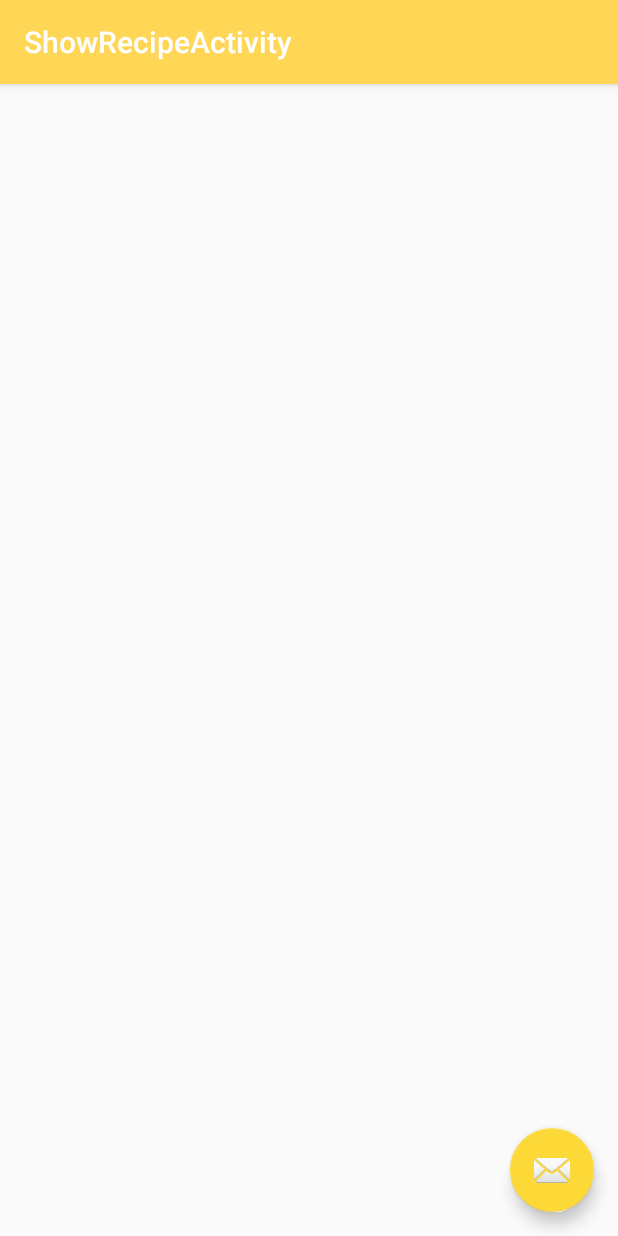
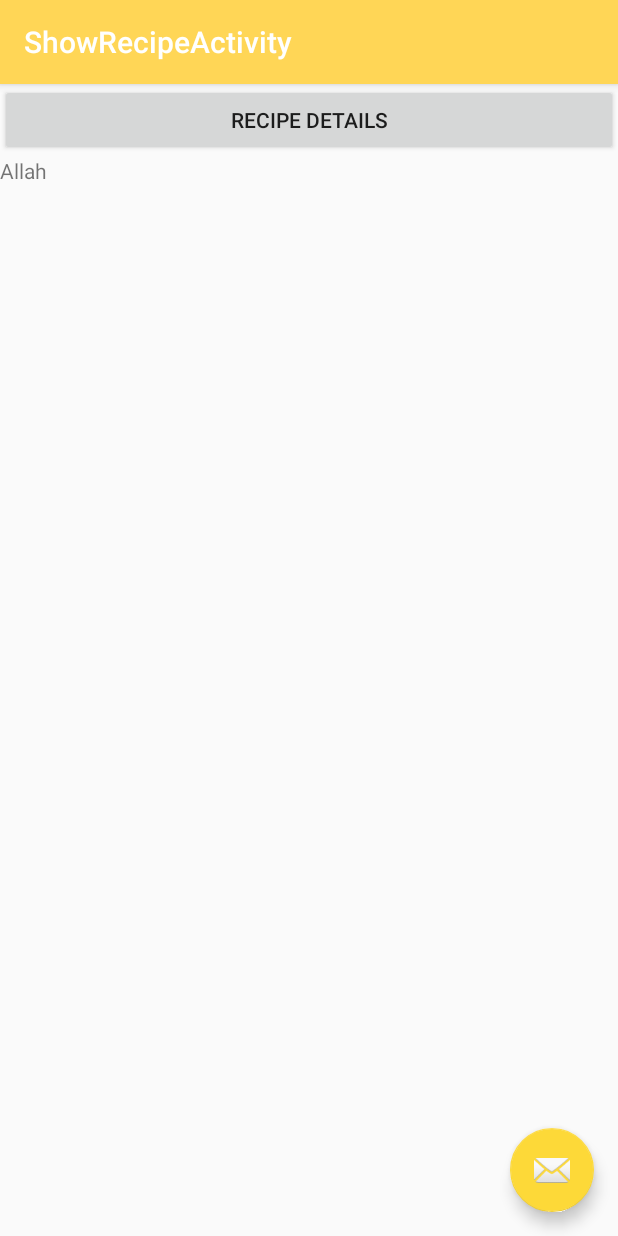
Before and after one commit to borhanreo/cookbot-final, an Android app: the ShowRecipeActivity screen opened directly, with no data from a screen before it, on a phone screen of 412 x 824 dp. Run offline under Robolectric (Android 15) with nearby library versions, the phone set to English and light mode, and no system bars.

Commit message:
machine api Recycler view show

```diff
--- a/app/build.gradle
+++ b/app/build.gradle
@@ -47,5 +47,8 @@ dependencies {
     compile 'com.android.support.constraint:constraint-layout:+'
 }
 dependencies {
+    compile 'com.android.support.constraint:constraint-layout:+'
+}
+dependencies {
     compile 'com.android.support:multidex:1.0.1'
 }
--- a/app/src/main/AndroidManifest.xml
+++ b/app/src/main/AndroidManifest.xml
@@ -53,6 +53,10 @@
         <activity
             android:name=".activity.ShowRecipeActivity"
             android:label="@string/title_activity_show_recipe"
+            android:theme="@style/AppTheme.NoActionBar" />
+        <activity
+            android:name=".activity.RecipeDetailsActivity"
+            android:label="@string/title_activity_recipe_details"
             android:theme="@style/AppTheme.NoActionBar"></activity>
     </application>
 
--- a/app/src/main/java/w3engineers/com/cookerbot/activity/RecipeList.java
+++ b/app/src/main/java/w3engineers/com/cookerbot/activity/RecipeList.java
@@ -76,12 +76,13 @@ public class RecipeList extends AppCompatActivity implements OnItemSelectCallBac
     }
     @Override
     public void back(int id, String name, String api, String gradients_list) {
-        Log.d(TAG," borhan "+name+api);
+        //Log.d(TAG," borhan "+name+api+ gradients_list);
         final int rId = id;
         Intent intent = new Intent(this,ShowRecipeActivity.class);
         intent.putExtra("api",api);
         intent.putExtra("name",name);
         intent.putExtra("id",id);
+        intent.putExtra("gradients_list",gradients_list);
         startActivity(intent);
 
         /*DialogInterface.OnClickListener dialogClickListener = new DialogInterface.OnClickListener() {
--- a/app/src/main/java/w3engineers/com/cookerbot/activity/ShowRecipeActivity.java
+++ b/app/src/main/java/w3engineers/com/cookerbot/activity/ShowRecipeActivity.java
@@ -1,16 +1,24 @@
 package w3engineers.com.cookerbot.activity;
 
+import android.content.Context;
+import android.content.Intent;
 import android.os.Bundle;
 import android.support.design.widget.FloatingActionButton;
 import android.support.design.widget.Snackbar;
 import android.support.v7.app.AppCompatActivity;
 import android.support.v7.widget.Toolbar;
 import android.view.View;
+import android.widget.Button;
+import android.widget.TextView;
 
 import w3engineers.com.cookerbot.R;
 
 
 public class ShowRecipeActivity extends AppCompatActivity {
+    private TextView gradients;
+    private String gradients_list = null, api = null, name = null, id = null;
+    private Button details;
+    private Context context;
 
     @Override
     protected void onCreate(Bundle savedInstanceState) {
@@ -18,13 +26,32 @@ public class ShowRecipeActivity extends AppCompatActivity {
         setContentView(R.layout.activity_show_recipe);
         Toolbar toolbar = (Toolbar) findViewById(R.id.toolbar);
         setSupportActionBar(toolbar);
+        context = this;
+        gradients = (TextView) findViewById(R.id.gradients);
+        details = (Button) findViewById(R.id.details);
+        Bundle extras = getIntent().getExtras();
+        if (extras != null) {
+            /*intent.putExtra("api",api);
+            intent.putExtra("name",name);
+            intent.putExtra("id",id);
+            intent.putExtra("gradients_list",gradients_list);*/
+            gradients_list = extras.getString("gradients_list");
+            api = extras.getString("api");
+            name = extras.getString("name");
+            id = extras.getString("id");
+            gradients.setText(gradients_list);
+            this.setTitle(name);
 
-        FloatingActionButton fab = (FloatingActionButton) findViewById(R.id.fab);
-        fab.setOnClickListener(new View.OnClickListener() {
+        }
+        details.setOnClickListener(new View.OnClickListener() {
             @Override
-            public void onClick(View view) {
-                Snackbar.make(view, "Replace with your own action", Snackbar.LENGTH_LONG)
-                        .setAction("Action", null).show();
+            public void onClick(View v) {
+                Intent intent = new Intent(context, RecipeDetailsActivity.class);
+                intent.putExtra("api", api);
+                intent.putExtra("name", name);
+                intent.putExtra("id", id);
+                intent.putExtra("gradients_list", gradients_list);
+                startActivity(intent);
             }
         });
     }
--- a/app/src/main/res/layout/content_show_recipe.xml
+++ b/app/src/main/res/layout/content_show_recipe.xml
@@ -1,11 +1,38 @@
 <?xml version="1.0" encoding="utf-8"?>
-<android.support.constraint.ConstraintLayout xmlns:android="http://schemas.android.com/apk/res/android"
+<RelativeLayout xmlns:android="http://schemas.android.com/apk/res/android"
     xmlns:app="http://schemas.android.com/apk/res-auto"
     xmlns:tools="http://schemas.android.com/tools"
+    android:id="@+id/content_io_t"
     android:layout_width="match_parent"
     android:layout_height="match_parent"
     app:layout_behavior="@string/appbar_scrolling_view_behavior"
     tools:context="w3engineers.com.cookerbot.activity.ShowRecipeActivity"
     tools:showIn="@layout/activity_show_recipe">
+    <LinearLayout
+        android:layout_width="match_parent"
+        android:layout_height="wrap_content"
+        android:id="@+id/button">
+        <Button
+            android:id="@+id/details"
+            android:layout_width="match_parent"
+            android:layout_height="wrap_content"
+            android:text="Recipe Details"/>
+    </LinearLayout>
+    <ScrollView
+        android:layout_width="match_parent"
+        android:layout_height="match_parent"
+        android:layout_below="@+id/button">
+        <LinearLayout
+            android:layout_width="match_parent"
+            android:layout_height="wrap_content"
+            android:orientation="vertical">
 
-</android.support.constraint.ConstraintLayout>
+            <TextView
+                android:id="@+id/gradients"
+                android:layout_width="wrap_content"
+                android:layout_height="match_parent"
+                android:text="Allah"
+                android:inputType="textMultiLine"/>
+        </LinearLayout>
+    </ScrollView>
+</RelativeLayout>
--- a/app/src/main/res/layout/recipe_list.xml
+++ b/app/src/main/res/layout/recipe_list.xml
@@ -32,7 +32,8 @@
         android:id="@+id/recipeGradientsList"
         android:layout_width="match_parent"
         android:layout_height="wrap_content"
-        android:text="AA"/>
+        android:text="AA"
+        android:visibility="gone"/>
     <TextView
         android:id="@+id/recipeApi"
         android:textColor="@color/year"
--- a/app/src/main/res/values/strings.xml
+++ b/app/src/main/res/values/strings.xml
@@ -55,5 +55,6 @@
     <string name="title_activity_recipe">RecipeActivity</string>
     <string name="title_activity_gradients_map">GradientsMapActivity</string>
     <string name="title_activity_show_recipe">ShowRecipeActivity</string>
+    <string name="title_activity_recipe_details">RecipeDetailsActivity</string>
 
 </resources>
```
Also changed, not shown: app/src/main/java/w3engineers/com/cookerbot/activity/RecipeDetailsActivity.java (added, +89 -0 lines), app/src/main/java/w3engineers/com/cookerbot/adapter/RecipeShowingAdapter.java (+81 -1 lines), app/src/main/java/w3engineers/com/cookerbot/model/RecipeDetailsModel.java (added, +57 -0 lines), app/src/main/res/layout/activity_recipe_details.xml (added, +33 -0 lines), app/src/main/res/layout/content_recipe_details.xml (added, +37 -0 lines), app/src/main/res/layout/details_recycler_list.xml (added, +52 -0 lines).
